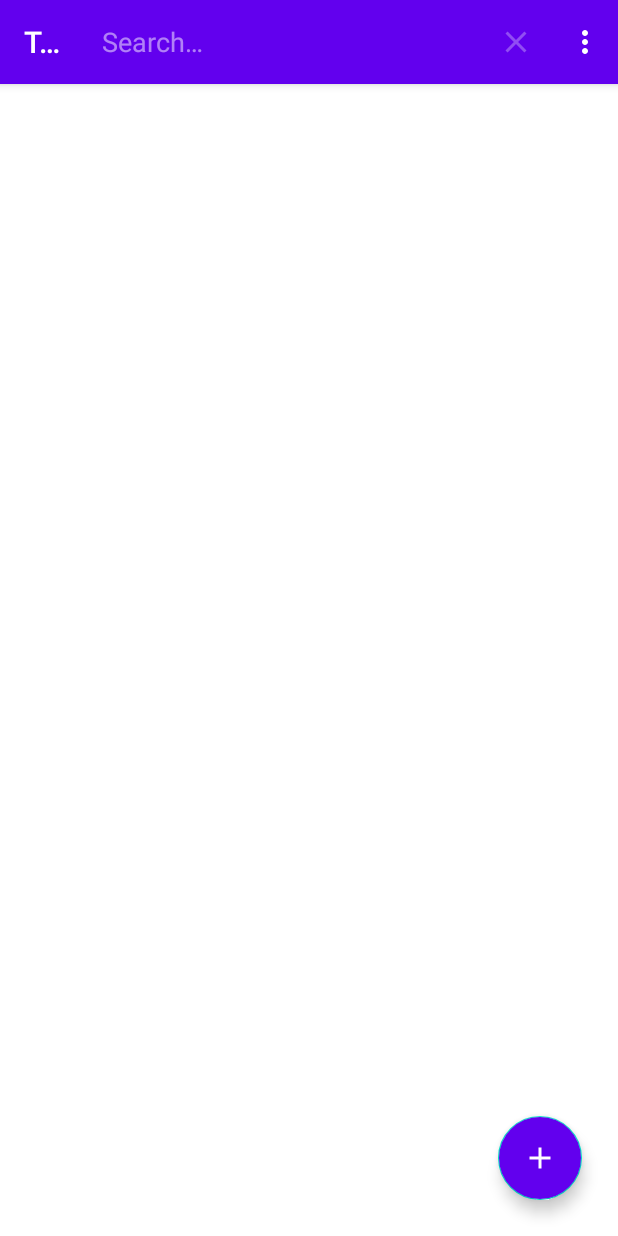
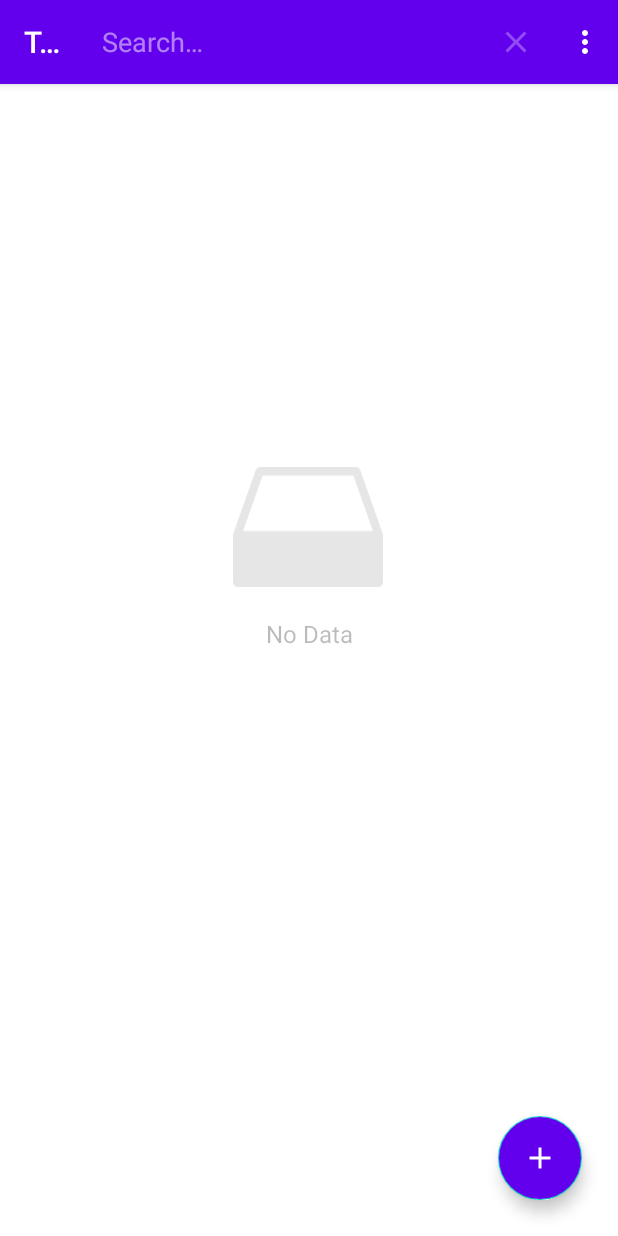
Before and after one commit to bharathkalyans/ToDo-List-App, an Android app: the screen it shows after launch (MainActivity), after a tap on "Search", on a phone screen of 412 x 824 dp. Run offline under Robolectric (Android 15) with nearby library versions, the phone set to English and light mode, and no system bars; our stand-ins replace Room's generated code, navigation-ui.

Commit message:
Made Changes to the List Fragment to show ImageView and TextView if Database is Empty!

```diff
--- a/app/src/main/java/com/bharathkalyans/todolist/fragments/SharedViewModel.kt
+++ b/app/src/main/java/com/bharathkalyans/todolist/fragments/SharedViewModel.kt
@@ -7,10 +7,20 @@ import android.widget.AdapterView
 import android.widget.TextView
 import androidx.core.content.ContextCompat
 import androidx.lifecycle.AndroidViewModel
+import androidx.lifecycle.LiveData
+import androidx.lifecycle.MutableLiveData
 import com.bharathkalyans.todolist.R
 import com.bharathkalyans.todolist.data.models.Priority
+import com.bharathkalyans.todolist.data.models.ToDoData
 
 class SharedViewModel(application: Application) : AndroidViewModel(application) {
+
+
+    val emptyDatabase: MutableLiveData<Boolean> = MutableLiveData(true)
+
+    fun checkIfDatabaseIsEmpty(toDoData: List<ToDoData>) {
+        emptyDatabase.value = toDoData.isEmpty()
+    }
 
     val listener: AdapterView.OnItemSelectedListener = object :
         AdapterView.OnItemSelectedListener {
--- a/app/src/main/java/com/bharathkalyans/todolist/fragments/list/ListFragment.kt
+++ b/app/src/main/java/com/bharathkalyans/todolist/fragments/list/ListFragment.kt
@@ -10,11 +10,13 @@ import androidx.navigation.fragment.findNavController
 import androidx.recyclerview.widget.LinearLayoutManager
 import com.bharathkalyans.todolist.R
 import com.bharathkalyans.todolist.data.viewmodel.ToDoViewModel
+import com.bharathkalyans.todolist.fragments.SharedViewModel
 import kotlinx.android.synthetic.main.fragment_list.view.*
 
 class ListFragment : Fragment() {
 
     private val mToDoViewModel: ToDoViewModel by viewModels()
+    private val mSharedViewModel: SharedViewModel by viewModels()
     private val adapter: ListAdapter by lazy { ListAdapter() }
 
     override fun onCreateView(
@@ -24,15 +26,18 @@ class ListFragment : Fragment() {
         // Inflate the layout for this fragment
         val view = inflater.inflate(R.layout.fragment_list, container, false)
 
-
         val recyclerView = view.recyclerView
         recyclerView.adapter = adapter
         recyclerView.layoutManager = LinearLayoutManager(requireActivity())
 
         mToDoViewModel.getAllData.observe(viewLifecycleOwner, { listOfToDoData ->
+            mSharedViewModel.checkIfDatabaseIsEmpty(listOfToDoData)
             adapter.setData(listOfToDoData)
         })
 
+        mSharedViewModel.emptyDatabase.observe(viewLifecycleOwner, {
+            showEmptyDatabaseViews(it)
+        })
 
         view.floatingActionButton2.setOnClickListener {
             findNavController().navigate(R.id.action_listFragment_to_addFragment)
@@ -42,6 +47,18 @@ class ListFragment : Fragment() {
         //Setting Menu
         setHasOptionsMenu(true)
         return view
+    }
+
+    private fun showEmptyDatabaseViews(emptyDatabase: Boolean) {
+
+        if (emptyDatabase) {
+            view?.no_data_image_view?.visibility = View.VISIBLE
+            view?.no_data_text_view?.visibility = View.VISIBLE
+        } else {
+            view?.no_data_image_view?.visibility = View.INVISIBLE
+            view?.no_data_text_view?.visibility = View.INVISIBLE
+        }
+
     }
 
 
```
